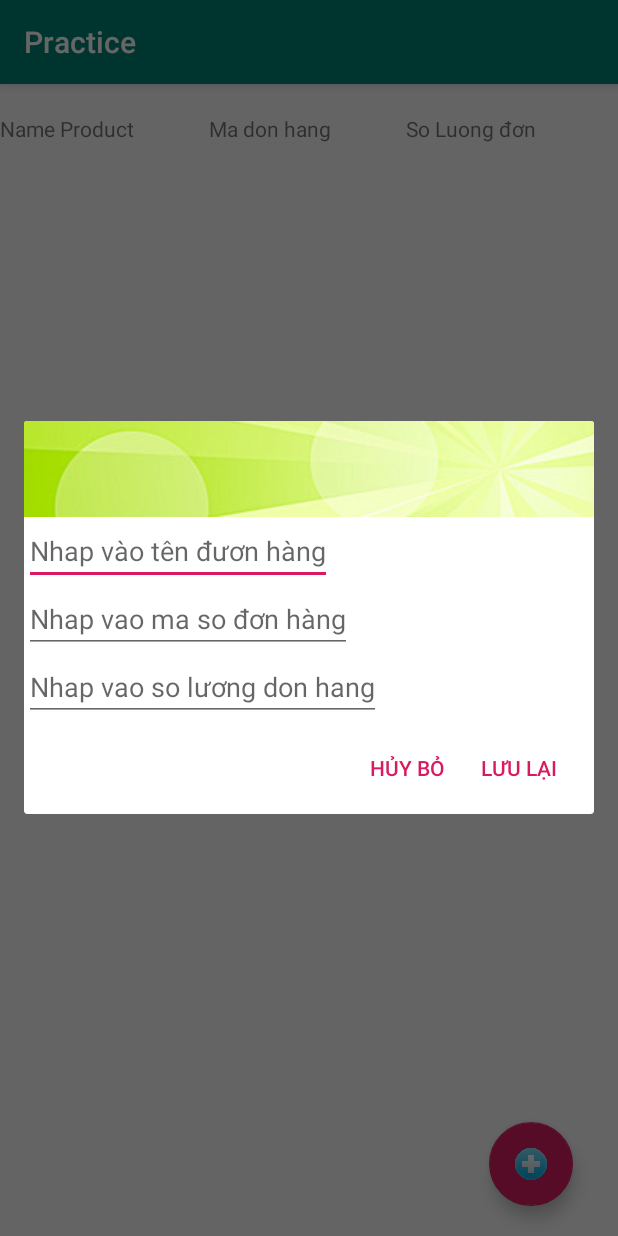
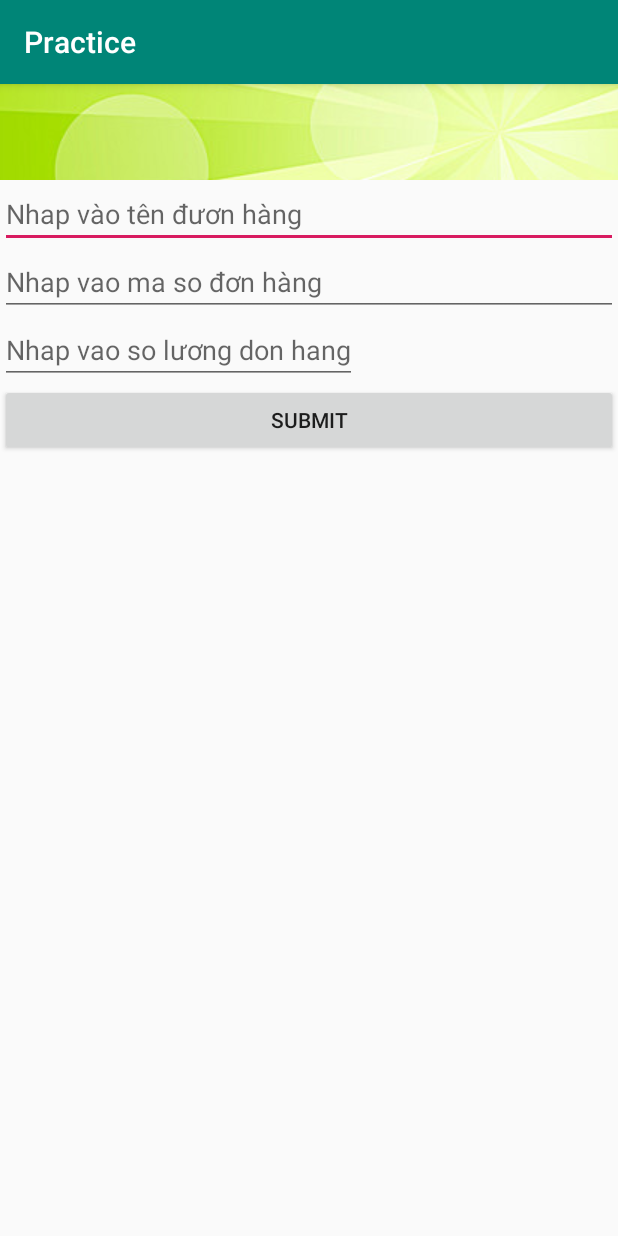
Before and after one commit to khang30161/Practice, an Android app: the screen it shows after launch (MainActivity before the commit, AddItem after it), after a tap on an icon or button, on a phone screen of 412 x 824 dp. Run offline under Robolectric (Android 15) with nearby library versions, the phone set to English and light mode, and no system bars; libraries missing offline, so code that uses them is left out: io.realm; 7 statements that could not run were skipped.

Commit message:
Add_Trans_acitvity & ChangeLayout

```diff
--- a/app/src/main/AndroidManifest.xml
+++ b/app/src/main/AndroidManifest.xml
@@ -16,6 +16,7 @@
                 <category android:name="android.intent.category.LAUNCHER" />
             </intent-filter>
         </activity>
+        <activity android:name=".AddItem"></activity>
     </application>
 
 </manifest>
--- /dev/null
+++ b/app/src/main/java/com/example/preferences/shared/khang/practice/AddItem.java
@@ -0,0 +1,50 @@
+package com.example.preferences.shared.khang.practice;
+
+import android.content.Intent;
+import android.os.Bundle;
+import android.support.v7.app.AppCompatActivity;
+import android.view.View;
+import android.widget.Button;
+import android.widget.EditText;
+
+public class AddItem extends AppCompatActivity {
+    EditText name, maso, soluong;
+    private Button btn_submit;
+    public static final String NAME ="NAME";
+    public static final String MASO ="MASO";
+    public static final String SOLUONG ="SOLUONG";
+    public static final String BUNDLE ="BUNDLE";
+
+    @Override
+    protected void onCreate(Bundle savedInstanceState) {
+        super.onCreate(savedInstanceState);
+        setContentView(R.layout.activity_additem);
+
+        name = (EditText) findViewById(R.id.main_act_name);
+        maso = (EditText) findViewById(R.id.main_act_code);
+        soluong = (EditText) findViewById(R.id.main_act_soluong);
+        btn_submit=(Button) findViewById(R.id.act_main_btn);
+
+
+        btn_submit.setOnClickListener(new View.OnClickListener() {
+            @Override
+            public void onClick(View v) {
+                String nameA = name.getText().toString();
+                String masoA = maso.getText().toString();
+                String soluongA=soluong.getText().toString();
+                //byExtras(title,description);
+                byBundle(nameA,masoA,soluongA);
+            }
+        });}
+    public void byBundle(String nameA, String masoA, String soluongA){
+        Intent intent = new Intent(AddItem.this, MainActivity.class);
+        Bundle bundle = new Bundle();
+        bundle.putString(NAME,nameA);
+        bundle.putString(MASO,masoA);
+        bundle.putString(SOLUONG,soluongA);
+        intent.putExtra(BUNDLE,bundle);
+        startActivity(intent);
+    }
+
+
+}
--- a/app/src/main/java/com/example/preferences/shared/khang/practice/MainActivity.java
+++ b/app/src/main/java/com/example/preferences/shared/khang/practice/MainActivity.java
@@ -1,6 +1,7 @@
 package com.example.preferences.shared.khang.practice;
 
 import android.content.DialogInterface;
+import android.content.Intent;
 import android.os.Bundle;
 import android.support.design.widget.FloatingActionButton;
 import android.support.v7.app.AlertDialog;
@@ -25,8 +26,8 @@ public class MainActivity extends AppCompatActivity {
 
     private RecyclerView recyclerView;
     private RecycleviewAdapter rvAdapter;
-    private String et_name, et_maso;
-    private String et_soluong;
+    private String nameA, masoA,soluongA;
+
 
     private FloatingActionButton floatingActionButton;
     private Realm realm = null;
@@ -37,15 +38,39 @@ public class MainActivity extends AppCompatActivity {
         setContentView(R.layout.activity_main);
         Realm.init(this);
         initView();
-
+        setDatabyBundle();
         getRealmData();
         floatingActionButton.setOnClickListener(new View.OnClickListener() {
             @Override
             public void onClick(View v) {
-                dialogInput();
+                Intent additem=new Intent(MainActivity.this, AddItem.class);
+                startActivity(additem);
             }
         });
     }
+
+    private void setDatabyBundle() {
+        Intent intent = getIntent();
+        if (intent != null){
+        Bundle bundle = intent.getBundleExtra(AddItem.BUNDLE);
+            if(bundle!=null){
+            nameA = bundle.getString(AddItem.NAME);
+             masoA = bundle.getString(AddItem.MASO);
+             soluongA=  bundle.getString(AddItem.SOLUONG);}
+
+            Realm realm = Realm.getDefaultInstance();
+            realm.beginTransaction();
+            Manager manager = realm.createObject(Manager.class);
+            if(manager !=null){
+            manager.setName(nameA);
+            manager.setMaso(masoA);
+            manager.setSoluong(soluongA);
+            realm.commitTransaction();
+            }
+            managers=realm.where(Manager.class).findAll();
+        }};
+
+
 
 
     private void getRealmData() {
@@ -60,61 +85,15 @@ public class MainActivity extends AppCompatActivity {
 
             @Override
             public void onLongClickItem(Manager manager, int position) {
-                dialogchangeData(manager.getMaso(), manager.getSoluong(), manager.getName());
+                dialogchangeData(manager.getName(), manager.getMaso(), manager.getSoluong());
             }
         });
         recyclerView.setLayoutManager(new LinearLayoutManager(this, LinearLayoutManager.VERTICAL, false));
         recyclerView.setAdapter(rvAdapter);
     }
-    private void dialogInput() {
-        String titleBtn = "Lưu lại";
-
-        LayoutInflater inflater = LayoutInflater.from(MainActivity.this);
-
-        View itemView = inflater.inflate(R.layout.dialog_add_item, null);
-
-        AlertDialog.Builder builder = new AlertDialog.Builder(MainActivity.this);
-
-        builder.setView(itemView);
-
-        final EditText numberInput = (EditText) itemView.findViewById(R.id.dl_main_act_code);
-        final EditText nameInput = (EditText) itemView.findViewById(R.id.dl_main_act_name);
-        final EditText soluongInput = (EditText) itemView.findViewById(R.id.dl_main_act_soluong);
 
 
-        builder.setCancelable(false);
-        builder.setPositiveButton(titleBtn, new DialogInterface.OnClickListener() {
-
-            @Override
-            public void onClick(DialogInterface dialog, int which) {
-                if (nameInput.length() == 0 || nameInput.length() == 0) {
-                    Toast.makeText(MainActivity.this, "dữ liệu không đầy đủ", Toast.LENGTH_SHORT).show();
-                } else {
-                    et_name = nameInput.getText().toString();
-                    et_maso = numberInput.getText().toString();
-                    et_soluong = soluongInput.getText().toString();
-
-                    initListener();
-                    rvAdapter.notifyDataSetChanged();
-
-                    Toast.makeText(MainActivity.this, "dữ liệu lưu thành công", Toast.LENGTH_SHORT).show();
-
-                }
-            }
-        });
-        builder.setNegativeButton("hủy bỏ", new DialogInterface.OnClickListener() {
-
-            @Override
-            public void onClick(DialogInterface dialog, int which) {
-                dialog.dismiss();
-            }
-        });
-
-        AlertDialog dialog = builder.create();
-        dialog.show();
-    }
-
-    private void dialogchangeData(final String maso, final String soluong, final String name) {
+    private void dialogchangeData(final String name, final String maso, final String soluong) {
         String titleBtn = "Thay đổi";
 
         LayoutInflater inflater = LayoutInflater.from(MainActivity.this);
@@ -126,12 +105,12 @@ public class MainActivity extends AppCompatActivity {
         builder.setView(itemView);
 
         final EditText nameInput = (EditText) itemView.findViewById(R.id.dl_main_act_name);
+        final EditText masoInput = (EditText) itemView.findViewById(R.id.dl_main_act_code);
         final EditText soluongInput = (EditText) itemView.findViewById(R.id.dl_main_act_soluong);
-        final EditText masoInput = (EditText) itemView.findViewById(R.id.dl_main_act_code);
 
         nameInput.setText(name);
+        masoInput.setText(maso);
         soluongInput.setText(soluong);
-        masoInput.setText(maso);
         masoInput.setEnabled(false);
 
         builder.setCancelable(false).setPositiveButton(titleBtn, new DialogInterface.OnClickListener() {
@@ -160,31 +139,22 @@ public class MainActivity extends AppCompatActivity {
     void updateManager(String name, String maso, String soluong) {
         // This query is fast because "character" is an indexed field
         realm=Realm.getDefaultInstance();
-        rvAdapter.notifyDataSetChanged();
+
         Manager manager = realm.where(Manager.class)
-                .equalTo("name", name)
+                .equalTo("maso", maso)
                 .findFirst();
         realm.beginTransaction();
+        rvAdapter.notifyDataSetChanged();
         if (manager != null) {
-            manager.setName(maso);
+            manager.setName(name);
             manager.setSoluong(soluong);
         }
         realm.commitTransaction();
         managers = realm.where(Manager.class).findAll();
+
     }
 
-    private void initListener() {
-        Realm realm = Realm.getDefaultInstance();
-        realm.beginTransaction();
 
-        Manager manager = realm.createObject(Manager.class);
-        manager.setName(et_name);
-        manager.setMaso(et_maso);
-        manager.setSoluong(et_soluong);
-
-        realm.commitTransaction();
-        getRealmData();
-    };
 
     private void initView() {
         recyclerView = findViewById(R.id.main_act_rv);
--- a/app/src/main/java/com/example/preferences/shared/khang/practice/RecycleviewAdapter.java
+++ b/app/src/main/java/com/example/preferences/shared/khang/practice/RecycleviewAdapter.java
@@ -7,6 +7,7 @@ import android.view.LayoutInflater;
 import android.view.View;
 import android.view.ViewGroup;
 import android.widget.LinearLayout;
+import android.widget.RelativeLayout;
 import android.widget.TextView;
 
 import java.util.List;
@@ -72,7 +73,7 @@ public class RecycleviewAdapter extends RecyclerView.Adapter<RecyclerView.ViewHo
         private TextView tvName;
         private TextView tvMaso;
         private TextView tvSoluong;
-        private LinearLayout llline;
+        private RelativeLayout llline;
 
         public Viewholder(View itemView) {
             super(itemView);
--- /dev/null
+++ b/app/src/main/res/layout/activity_additem.xml
@@ -0,0 +1,44 @@
+<?xml version="1.0" encoding="utf-8"?>
+<android.support.constraint.ConstraintLayout
+    xmlns:android="http://schemas.android.com/apk/res/android" android:layout_width="match_parent"
+    android:layout_height="match_parent">
+    <LinearLayout
+        android:layout_width="wrap_content"
+        android:layout_height="wrap_content"
+        android:orientation="vertical">
+        <ImageView
+            android:layout_width="wrap_content"
+            android:background="#FFFFBB33"
+            android:layout_height="64dp"
+            android:scaleType="center"
+            android:src="@drawable/header_logo"
+            android:contentDescription="Goods"/>
+
+
+        <EditText
+            android:layout_width="match_parent"
+            android:layout_height="wrap_content"
+            android:hint="Nhap vào tên đươn hàng"
+            android:id="@+id/main_act_name"/>
+
+        <EditText
+
+            android:layout_width="match_parent"
+            android:layout_height="wrap_content"
+            android:hint="Nhap vao ma so đơn hàng"
+            android:id="@+id/main_act_code"/>
+        <EditText
+            android:layout_width="wrap_content"
+            android:layout_height="wrap_content"
+            android:id="@+id/main_act_soluong"
+            android:hint="Nhap vao so lương don hang" />
+        <Button
+            android:layout_width="match_parent"
+            android:layout_height="wrap_content"
+            android:text="Submit"
+            android:id="@+id/act_main_btn"/>
+
+    </LinearLayout>
+
+
+</android.support.constraint.ConstraintLayout>
--- a/app/src/main/res/layout/activity_main.xml
+++ b/app/src/main/res/layout/activity_main.xml
@@ -6,33 +6,13 @@
     android:layout_height="match_parent"
     tools:context=".MainActivity">
 
-
-
-    <LinearLayout
+    <TextView
         android:id="@+id/line2"
-        android:layout_marginTop="20dp"
         android:layout_width="wrap_content"
         android:layout_height="wrap_content"
-        tools:ignore="NotSibling">
-        <TextView
-            android:id="@+id/tv_name"
-            android:layout_width="wrap_content"
-            android:layout_height="wrap_content"
-            android:text="Name Product"
-            />
-        <TextView
-            android:layout_width="wrap_content"
-            android:layout_height="wrap_content"
-            android:id="@+id/tv_code"
-            android:layout_marginHorizontal="50dp"
-            android:text="Ma don hang"/>
-        <TextView
-            android:layout_width="wrap_content"
-            android:layout_height="wrap_content"
-            android:id="@+id/tv_soluong"
-            android:text="So Luong đơn"/>
-
-    </LinearLayout>
+        android:layout_alignParentRight="true"
+        android:layout_marginRight="20dp"
+        android:hint="Login"/>
     <android.support.v7.widget.RecyclerView
         android:layout_below="@+id/line2"
         android:id="@+id/main_act_rv"
```
Also changed, not shown: app/src/main/res/layout/add_item.xml (+13 -8 lines).
